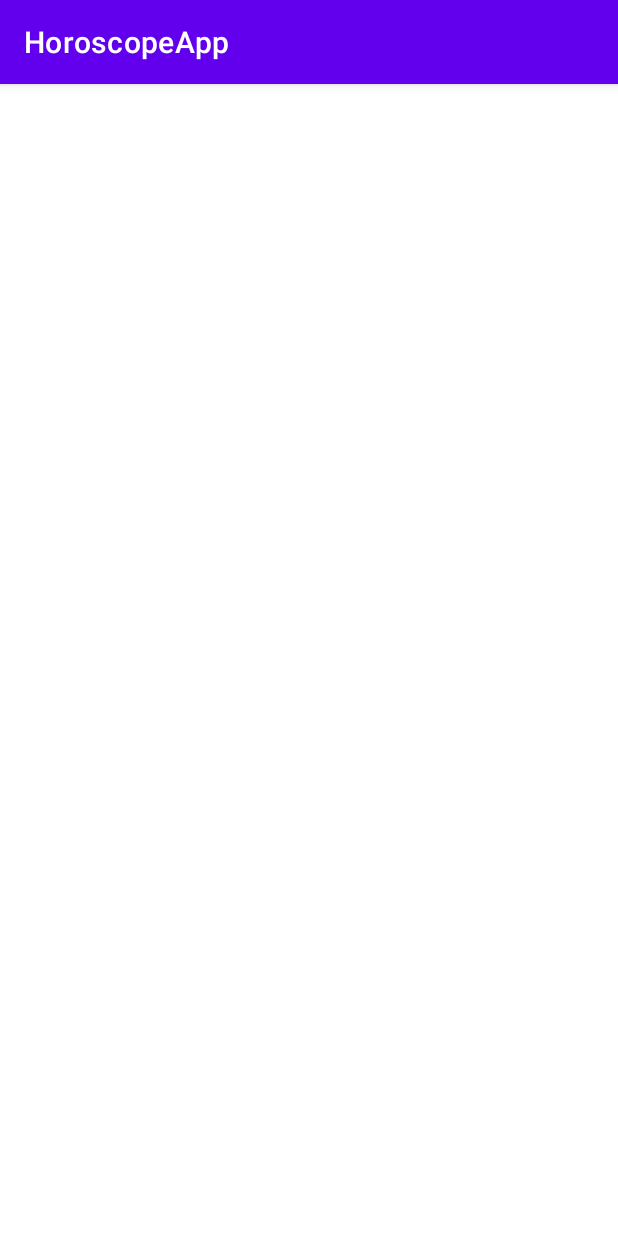
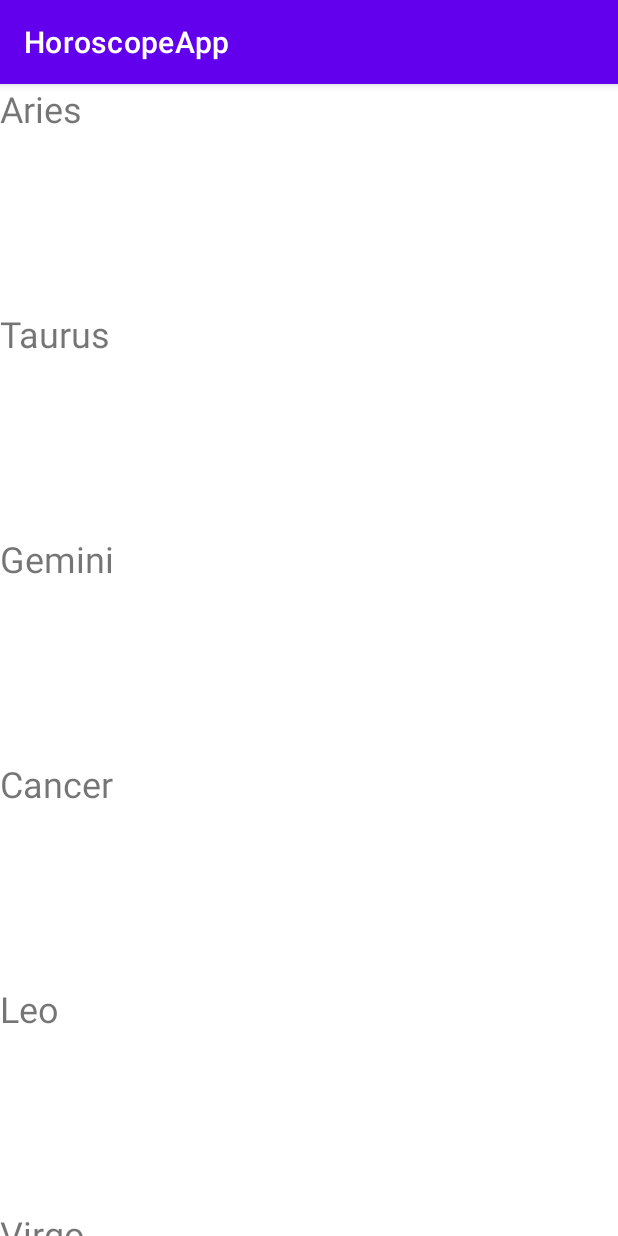
Before and after one commit to raulfl1982ndrd/HoroscopeApp, an Android app: the screen it shows after launch (MainActivity), on a phone screen of 412 x 824 dp. Run offline under Robolectric (Android 15) with nearby library versions, the phone set to English and light mode, and no system bars.

Commit message:
Creamos RecyclerView el Adaptador y la definicion del item

```diff
--- /dev/null
+++ b/app/src/main/java/com/example/horoscopeapp/Horoscope.kt
@@ -0,0 +1,5 @@
+package com.example.horoscopeapp
+
+class Horoscope(val id:String,val name:String, val logo:Int) {
+
+}
--- /dev/null
+++ b/app/src/main/java/com/example/horoscopeapp/HoroscopeAdapter.kt
@@ -0,0 +1,42 @@
+package com.example.horoscopeapp
+
+import android.view.LayoutInflater
+import android.view.View
+import android.view.ViewGroup
+import android.widget.TextView
+import androidx.recyclerview.widget.RecyclerView
+
+class HoroscopeAdapter (private val dataSet: List<Horoscope>) :
+    RecyclerView.Adapter<HoroscopeViewHolder>() {
+    /**
+     * Provide a reference to the type of views that you are using
+     * (custom ViewHolder)
+     */
+    override fun onCreateViewHolder(parent: ViewGroup, viewType: Int): HoroscopeViewHolder {
+        // Create a new view, which defines the UI of the list item
+        val view = LayoutInflater.from(parent.context)
+            .inflate(R.layout.item_horoscope, parent, false)
+
+        return HoroscopeViewHolder(view)
+    }
+
+    override fun getItemCount(): Int {
+        return dataSet.size
+    }
+
+    override fun onBindViewHolder(holder: HoroscopeViewHolder, position: Int) {
+        val horoscope = dataSet[position]
+        holder.textView.text = horoscope.name
+    }
+
+}
+
+
+class HoroscopeViewHolder(view: View) : RecyclerView.ViewHolder(view) {
+    val textView: TextView
+
+    init {
+        // Define click listener for the ViewHolder's View
+        textView = view.findViewById(R.id.nameTextView)
+    }
+}
--- a/app/src/main/java/com/example/horoscopeapp/MainActivity.kt
+++ b/app/src/main/java/com/example/horoscopeapp/MainActivity.kt
@@ -1,20 +1,52 @@
 package com.example.horoscopeapp
 
 import android.os.Bundle
+import android.util.Log
 import androidx.activity.enableEdgeToEdge
 import androidx.appcompat.app.AppCompatActivity
 import androidx.core.view.ViewCompat
 import androidx.core.view.WindowInsetsCompat
+import androidx.recyclerview.widget.LinearLayoutManager
+import androidx.recyclerview.widget.RecyclerView
 
 class MainActivity : AppCompatActivity() {
+
+    val horoscopesList: List<Horoscope> = listOf(
+        Horoscope("aries","Aries",0),
+        Horoscope("taurus","Taurus",0),
+        Horoscope("gemini","Gemini",0),
+        Horoscope("cancer","Cancer",0),
+        Horoscope("leo","Leo",0),
+        Horoscope("virgo","Virgo",0),
+        Horoscope("libra","Libra",0),
+        Horoscope("scorpio","Scorpio",0),
+        Horoscope("sagittarius","Sagittarius",0),
+        Horoscope("capricorn","Capricorn",0),
+        Horoscope("aquarius","Aquarius",0),
+        Horoscope("pisces","Pisces",0)
+    )
+
+    lateinit var recyclerView: RecyclerView
     override fun onCreate(savedInstanceState: Bundle?) {
         super.onCreate(savedInstanceState)
-        enableEdgeToEdge()
+        //enableEdgeToEdge()
         setContentView(R.layout.activity_main)
-        ViewCompat.setOnApplyWindowInsetsListener(findViewById(R.id.main)) { v, insets ->
+
+        recyclerView = findViewById(R.id.recyclerView)
+
+        /*ViewCompat.setOnApplyWindowInsetsListener(findViewById(R.id.main)) { v, insets ->
             val systemBars = insets.getInsets(WindowInsetsCompat.Type.systemBars())
             v.setPadding(systemBars.left, systemBars.top, systemBars.right, systemBars.bottom)
             insets
         }
+         */
+        for (horoscope in horoscopesList){
+            Log.i("HOROSCOPE",horoscope.name)
+        }
+
+        val adapter = HoroscopeAdapter(horoscopesList)
+
+        recyclerView.adapter = adapter
+        recyclerView.layoutManager = LinearLayoutManager(this,LinearLayoutManager.VERTICAL,false)
     }
 }
--- a/app/src/main/res/layout/activity_main.xml
+++ b/app/src/main/res/layout/activity_main.xml
@@ -1,10 +1,16 @@
 <?xml version="1.0" encoding="utf-8"?>
-<androidx.constraintlayout.widget.ConstraintLayout xmlns:android="http://schemas.android.com/apk/res/android"
+<LinearLayout xmlns:android="http://schemas.android.com/apk/res/android"
     xmlns:app="http://schemas.android.com/apk/res-auto"
     xmlns:tools="http://schemas.android.com/tools"
     android:id="@+id/main"
     android:layout_width="match_parent"
     android:layout_height="match_parent"
+    android:orientation="vertical"
     tools:context=".MainActivity">
 
-</androidx.constraintlayout.widget.ConstraintLayout>
+    <androidx.recyclerview.widget.RecyclerView
+        android:id="@+id/recyclerView"
+        android:layout_width="match_parent"
+        android:layout_height="match_parent"/>
+
+</LinearLayout>
--- /dev/null
+++ b/app/src/main/res/layout/item_horoscope.xml
@@ -0,0 +1,15 @@
+<?xml version="1.0" encoding="utf-8"?>
+<LinearLayout xmlns:android="http://schemas.android.com/apk/res/android"
+    android:orientation="vertical"
+    android:layout_width="match_parent"
+    android:layout_height="150dp">
+
+    <TextView
+        android:id="@+id/nameTextView"
+        android:layout_width="match_parent"
+        android:layout_height="wrap_content"
+        android:text="Horoscope name"
+        android:textSize="24dp"
+        />
+
+</LinearLayout>
```
